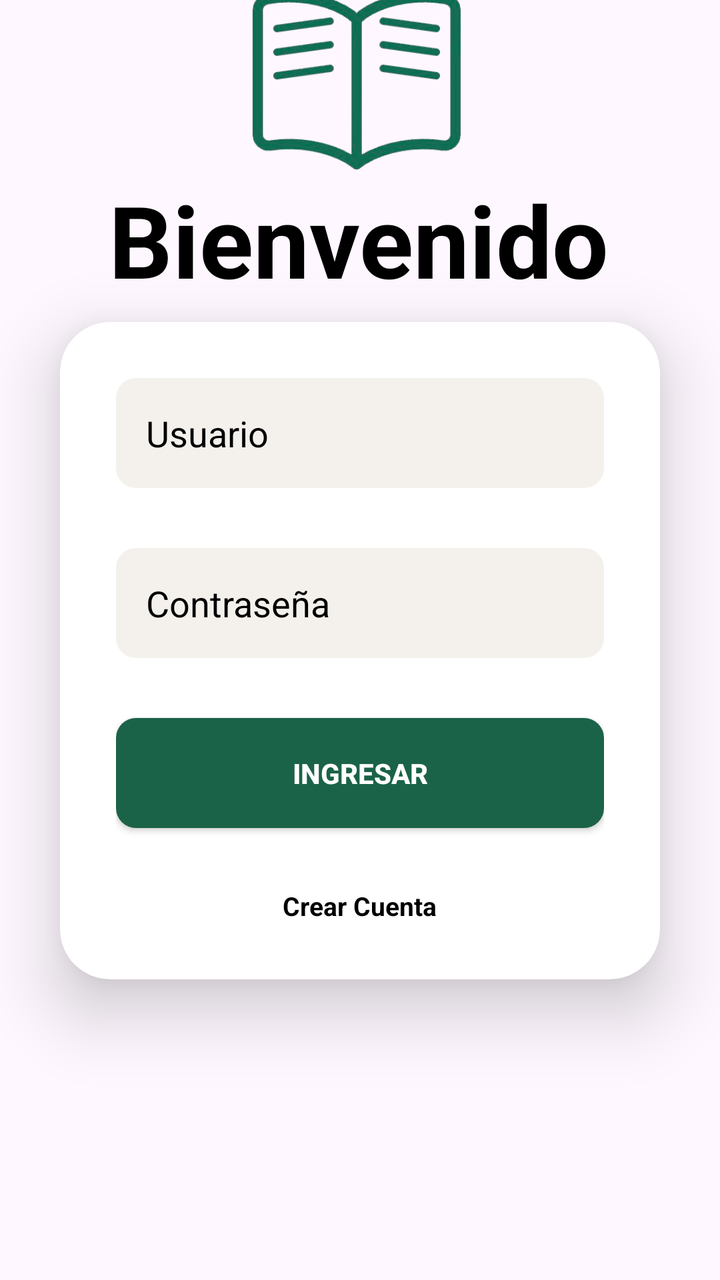
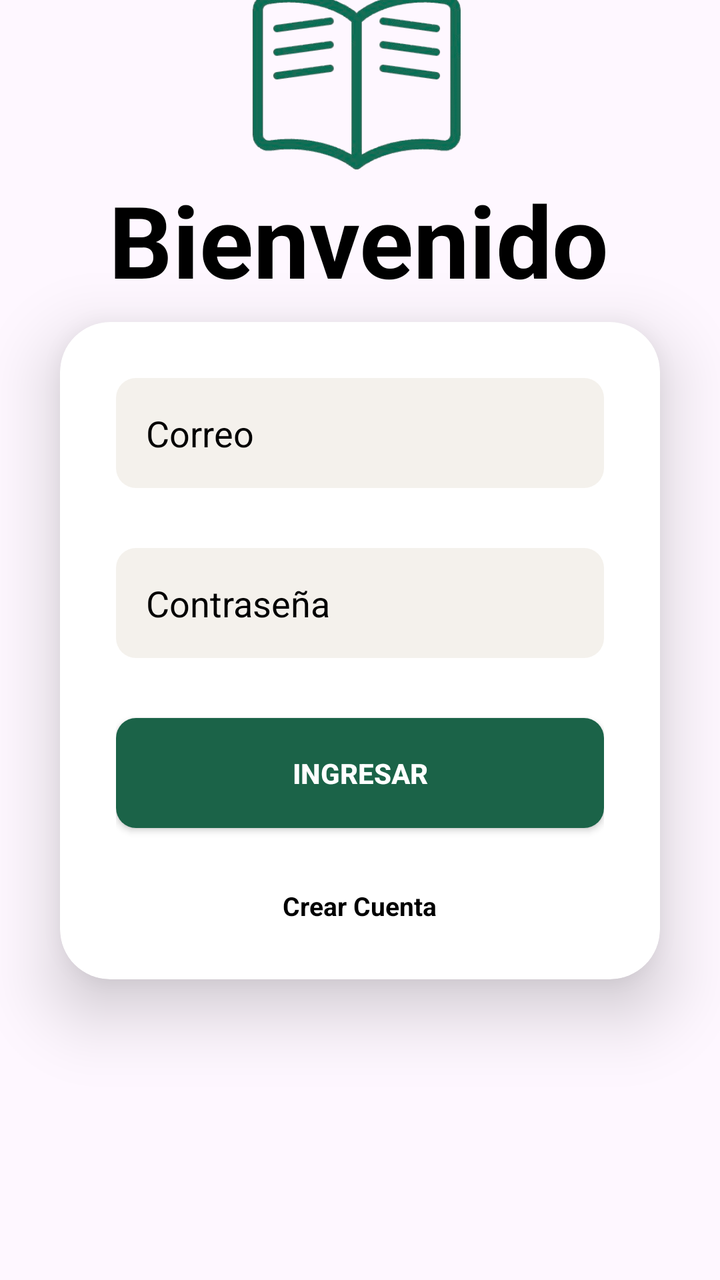

Screens rendered from an Android XML layout before and after an edit, with the pre-edit source and the edit as a unified diff.
<!-- AndroidManifest.xml: application theme Theme.Pantallas -->
<!-- res/layout/activity_main.xml -->
<?xml version="1.0" encoding="utf-8"?>
<androidx.constraintlayout.widget.ConstraintLayout xmlns:android="http://schemas.android.com/apk/res/android"
    xmlns:app="http://schemas.android.com/apk/res-auto"
    xmlns:tools="http://schemas.android.com/tools"
    android:id="@+id/main"
    android:layout_width="match_parent"
    android:layout_height="match_parent"
    tools:context=".MainActivity">

    <ImageView
        android:layout_width="135dp"
        android:layout_height="119dp"
        android:layout_marginTop="52dp"
        android:src="@drawable/icono_libro"
        app:layout_constraintBottom_toTopOf="@+id/textView"
        app:layout_constraintEnd_toEndOf="parent"
        app:layout_constraintStart_toStartOf="parent"
        app:layout_constraintTop_toTopOf="parent"
        app:layout_constraintVertical_bias="0.878" />

    <TextView
        android:id="@+id/textView"
        android:layout_width="wrap_content"
        android:layout_height="wrap_content"
        android:text="Bienvenido"
        android:textColor="#000"
        android:textSize="50sp"
        android:textStyle="bold"
        app:layout_constraintBottom_toTopOf="@+id/cardLogin"
        app:layout_constraintEnd_toEndOf="parent"
        app:layout_constraintHorizontal_bias="0.496"
        app:layout_constraintStart_toStartOf="parent"
        app:layout_constraintTop_toTopOf="parent"
        app:layout_constraintVertical_bias="0.914" />

    <androidx.cardview.widget.CardView
        android:id="@+id/cardLogin"
        android:layout_width="0dp"
        android:layout_height="wrap_content"
        android:layout_margin="30dp"
        android:backgroundTint="@color/white"
        app:cardCornerRadius="25dp"
        app:cardElevation="20dp"
        app:layout_constraintBottom_toBottomOf="parent"
        app:layout_constraintEnd_toEndOf="parent"
        app:layout_constraintStart_toStartOf="parent"
        app:layout_constraintTop_toTopOf="parent"
        app:layout_constraintVertical_bias="0.521" >

        <LinearLayout


            android:id="@+id/layautContenido"
            android:layout_width="match_parent"
            android:layout_height="wrap_content"
            android:gravity="center"
            android:orientation="vertical"
            android:padding="28dp">


            <EditText
                android:id="@+id/etCorreo"
                android:layout_width="match_parent"
                android:layout_height="55dp"
                android:background="@drawable/bg_fondo2"
                android:drawablePadding="10dp"
                android:hint="Usuario"
                android:inputType="textEmailAddress"
                android:paddingStart="15dp"
                android:paddingEnd="15dp"
                android:textColor="#333333"
                android:textColorHint="#000" />

            <EditText
                android:id="@+id/etPass"
                android:layout_width="match_parent"
                android:layout_height="55dp"
                android:layout_marginTop="30dp"
                android:background="@drawable/bg_fondo2"
                android:drawablePadding="10dp"
                android:hint="Contraseña"
                android:inputType="textEmailAddress"
                android:paddingStart="15dp"
                android:paddingEnd="15dp"
                android:textColor="#333333"
                android:textColorHint="#000" />

            <androidx.appcompat.widget.AppCompatButton
                android:id="@+id/btnIngresar"
                android:layout_width="match_parent"
                android:layout_height="55dp"
                android:layout_marginTop="30dp"
                android:layout_marginBottom="30dp"
                android:background="@drawable/bg_fondo3"
                android:text="Ingresar"
                android:textColor="#FFFFFF"
                android:textStyle="bold" />

            <TextView
                android:id="@+id/tvCrearCuenta"
                android:layout_width="wrap_content"
                android:layout_height="wrap_content"
                android:layout_marginBottom="0dp"
                android:text="Crear Cuenta"
                android:textColor="#000"
                android:textSize="13sp"
                android:textStyle="bold" />

        </LinearLayout>


    </androidx.cardview.widget.CardView>


</androidx.constraintlayout.widget.ConstraintLayout>
<!-- resources referenced by this layout -->
<resources>
  <color name="white">#FFFFFFFF</color>
  <!-- drawable bg_fondo2 (drawable) -->
  <?xml version="1.0" encoding="utf-8"?>
  <shape xmlns:android="http://schemas.android.com/apk/res/android">
      <solid android:color="#F4F1EC"/>
      <corners android:radius="10dp"/>
  </shape>
  <!-- drawable bg_fondo3 (drawable) -->
  <?xml version="1.0" encoding="utf-8"?>
  <shape xmlns:android="http://schemas.android.com/apk/res/android">
      <solid android:color="#1b6348"/>
      <corners android:radius="10dp"/>
  
  
  </shape>
  <!-- drawable icono_libro: png bitmap (drawable, 47727 bytes) -->
  <style name="Theme.Pantallas" parent="Base.Theme.Pantallas" />
  <style name="Base.Theme.Pantallas" parent="Theme.Material3.DayNight.NoActionBar">
          
          
      </style>
</resources>

<!-- the commit's change to res/layout/activity_main.xml (unified diff, before → after) -->
@@ -64,7 +64,7 @@
                 android:layout_height="55dp"
                 android:background="@drawable/bg_fondo2"
                 android:drawablePadding="10dp"
-                android:hint="Usuario"
+                android:hint="Correo"
                 android:inputType="textEmailAddress"
                 android:paddingStart="15dp"
                 android:paddingEnd="15dp"
@@ -79,7 +79,7 @@
                 android:background="@drawable/bg_fondo2"
                 android:drawablePadding="10dp"
                 android:hint="Contraseña"
-                android:inputType="textEmailAddress"
+                android:inputType="textPassword"
                 android:paddingStart="15dp"
                 android:paddingEnd="15dp"
                 android:textColor="#333333"
